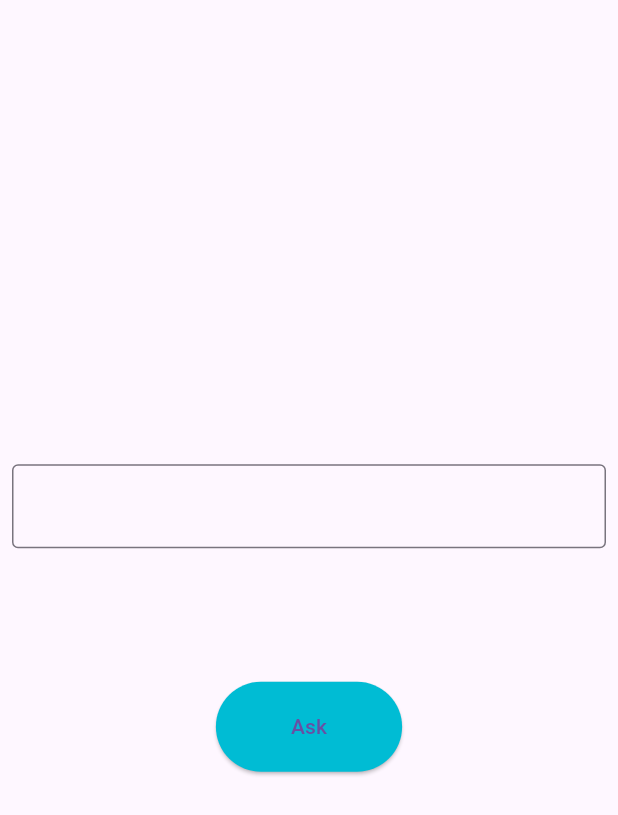
After one commit to HussainFlutter/isolate_practice, a Flutter app: the Example3 screen opened directly, after a tap on "Ask", on a phone screen of 412 x 824 dp. The commit adds this screen. Shown: the top 815 px of the screen. Run offline on Flutter 3.47's test engine with Material 3 defaults, Android fonts, the phone set to English and light mode, and no system bars.

Commit message:
Example3 done

```diff
--- a/lib/example1.dart
+++ b/lib/example1.dart
@@ -3,6 +3,7 @@ import 'dart:isolate';
 
 import 'package:flutter/material.dart';
 
+//Simple isolate
 class Example1 extends StatefulWidget {
   const Example1({super.key});
 
--- a/lib/example2.dart
+++ b/lib/example2.dart
@@ -1,6 +1,8 @@
 import 'dart:isolate';
 
 import 'package:flutter/material.dart';
+
+//Isolate with parameters
 
 class Example2 extends StatefulWidget {
   const Example2({super.key});
--- /dev/null
+++ b/lib/example3.dart
@@ -0,0 +1,131 @@
+import 'dart:isolate';
+
+import 'package:flutter/material.dart';
+
+//Isolate with parameter which is kept alive and not spawned everytime you call the function
+class Example3 extends StatefulWidget {
+  const Example3({super.key});
+
+  @override
+  State<Example3> createState() => _Example3State();
+}
+
+class _Example3State extends State<Example3> {
+  final messageController = TextEditingController();
+  String communicatorResponse = "";
+  @override
+  Widget build(BuildContext context) {
+    return Scaffold(
+      body: Padding(
+        padding: const EdgeInsets.all(8.0),
+        child: Column(
+          mainAxisAlignment: MainAxisAlignment.center,
+          children: [
+            TextFormField(
+              controller: messageController,
+              decoration: const InputDecoration(
+                border: OutlineInputBorder(
+                  borderSide: BorderSide(color: Colors.red),
+                ),
+              ),
+            ),
+            const SizedBox(height: 30),
+            Text(
+              communicatorResponse,
+              style: const TextStyle(
+                fontSize: 20,
+                fontWeight: FontWeight.bold,
+                fontStyle: FontStyle.italic,
+              ),
+            ),
+            const SizedBox(height: 30),
+            ElevatedButton(
+              style: ElevatedButton.styleFrom(
+                  backgroundColor: Colors.cyan,
+                  padding: const EdgeInsets.symmetric(
+                    horizontal: 50,
+                    vertical: 20,
+                  )),
+              onPressed: () async {
+                final communicatorIsolate = await CommunicatorIsolate.create();
+                final response = await communicatorIsolate.communicate(
+                  messageController.text,
+                );
+                messageController.clear();
+                setState(() {
+                  communicatorResponse = response;
+                });
+              },
+              child: const Text("Ask"),
+            ),
+          ],
+        ),
+      ),
+    );
+  }
+}
+
+class CommunicatorIsolate {
+  final ReceivePort rp;
+  final SendPort sp;
+  final ReceivePort communicatorRp;
+
+  const CommunicatorIsolate({
+    required this.rp,
+    required this.sp,
+    required this.communicatorRp,
+  });
+
+  static Future<CommunicatorIsolate> create() async {
+    // We spawn the isolate
+    final ReceivePort receivePort = ReceivePort();
+    // Getting receivePort of the _communicator function
+    final ReceivePort communicatorRp =
+        await Isolate.spawn(_communicator, receivePort.sendPort)
+            .asStream()
+            .cast<ReceivePort>()
+            .take(1)
+            .first;
+    // Making a instance of our class
+    return CommunicatorIsolate(
+      rp: receivePort,
+      sp: receivePort.sendPort,
+      communicatorRp: communicatorRp,
+    );
+  }
+
+  Future<String> communicate(String message) async {
+    // Sending the message to the isolate
+    communicatorRp.sendPort.send(message);
+    // Getting the response
+    final resultMessage = communicatorRp.first;
+    // Returning the result
+    return resultMessage as String;
+  }
+}
+
+void _communicator(SendPort sp) async {
+  final ReceivePort rp = ReceivePort();
+  // Sending receivePort to the isolate.spawn()
+  sp.send(rp);
+  final broadCastStream = rp.asBroadcastStream();
+  // Getting the message
+  final messageReceived = await broadCastStream.first as String;
+  //Searching for the message in the response
+  for (final message in response.keys) {
+    if (message.trim().toLowerCase() == messageReceived.trim().toLowerCase()) {
+      //Sending the message if found
+      rp.sendPort.send(message);
+      break;
+    }
+  }
+  // When no response is found
+  rp.sendPort.send("I have no response to that");
+}
+
+const response = {
+  "": "Say Something",
+  "Hi": "Hello how can i help you",
+  "How are you": "Fine , how are you?",
+  "Good": "Nice to hear that",
+};
```
